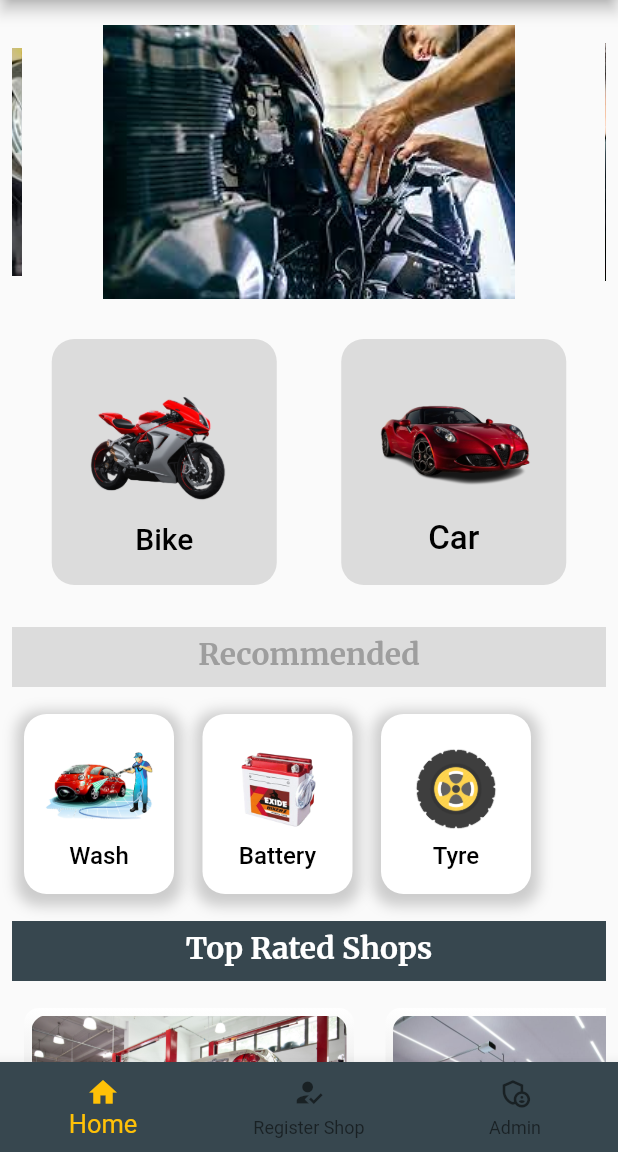
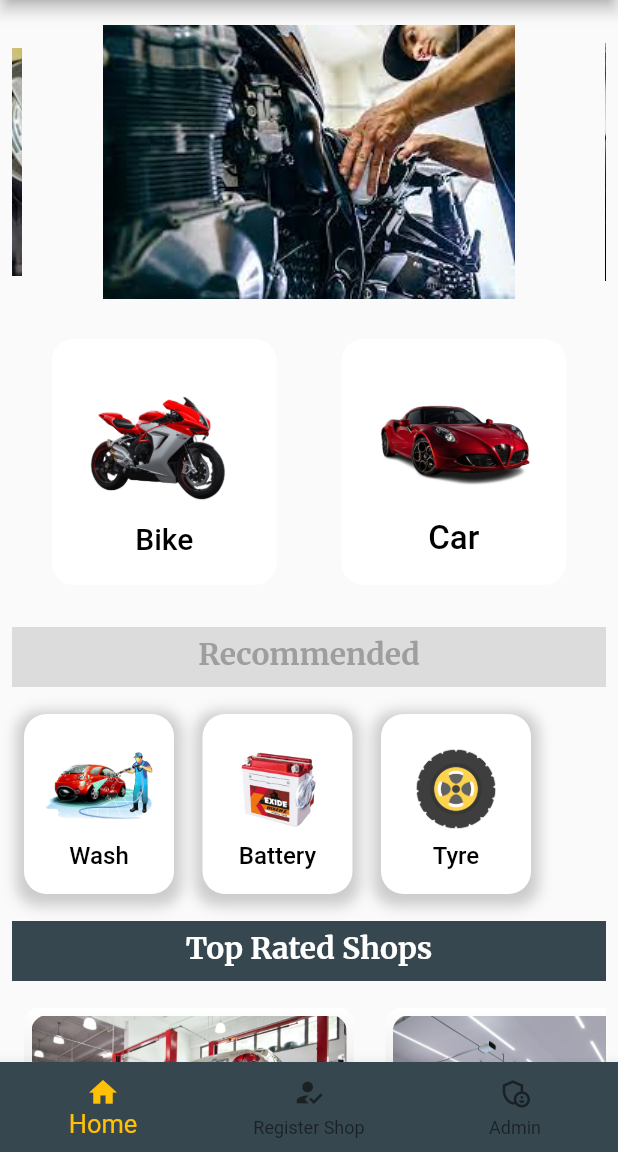
Before and after one commit to javedmughal-058/vehicle_management_app_in_flutter, a Flutter app: the screen it shows after launch, on a phone screen of 412 x 824 dp, the part 84-1236 px from its top. Run offline on Flutter 3.47's test engine with Material 2 defaults, Android fonts, the phone set to English and light mode, and no system bars; drawn by our look-alikes of carousel_slider; our stand-ins replace animated_text_kit, cool_alert, flutter_rating_bar, google_fonts; missing offline and left inert: flutter_phone_direct_caller.

Commit message:
update main

```diff
--- a/lib/Screens/car_category.dart
+++ b/lib/Screens/car_category.dart
@@ -14,6 +14,10 @@ class car_category extends StatelessWidget {
         leading: IconButton(onPressed: (){
           Navigator.push(context, MaterialPageRoute(builder: (c)=>car()));
         }, icon: Icon(Icons.arrow_back)),
+        actions: [
+          IconButton(onPressed: (){
+          }, icon: Icon(Icons.search_outlined)),
+        ],
       ),
       body: ListView(
         children: [
--- a/lib/Screens/home.dart
+++ b/lib/Screens/home.dart
@@ -67,12 +67,11 @@ class _homeState extends State<home> {
                 },
                   child: Container(
                     padding: EdgeInsets.fromLTRB(5, 10, 5, 10),
-                    // color: Colors.red,
                     height: 170,
                     width: 150,
                     decoration:  BoxDecoration(
                         borderRadius: BorderRadius.circular(15),
-                        color: Colors.black12
+                        color: Colors.white,
                     ),
                     child:  Column(
                       children: [
@@ -86,7 +85,9 @@ class _homeState extends State<home> {
                       ],
 
                     ),
-                  ),),
+                  ),
+
+                ),
               ),
               SizedBox(width: 10,),
               Expanded(
@@ -100,7 +101,7 @@ class _homeState extends State<home> {
                   width: 150,
                   decoration:  BoxDecoration(
                       borderRadius: BorderRadius.circular(15),
-                      color: Colors.black12
+                      color: Colors.white
                   ),
                   child:  Column(
                     children: [
--- a/pubspec.yaml
+++ b/pubspec.yaml
@@ -37,6 +37,7 @@ dependencies:
   url_launcher: ^6.0.18
   firebase_core: ^1.10.6
   firebase_database:
+
 
 
 
```
Also changed, not shown: lib/Screens/bike_category.dart (+12 -2 lines), pubspec.lock.
